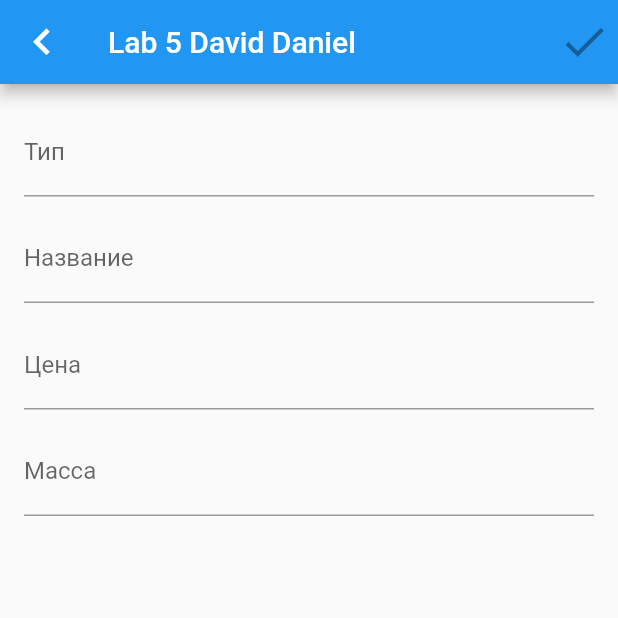
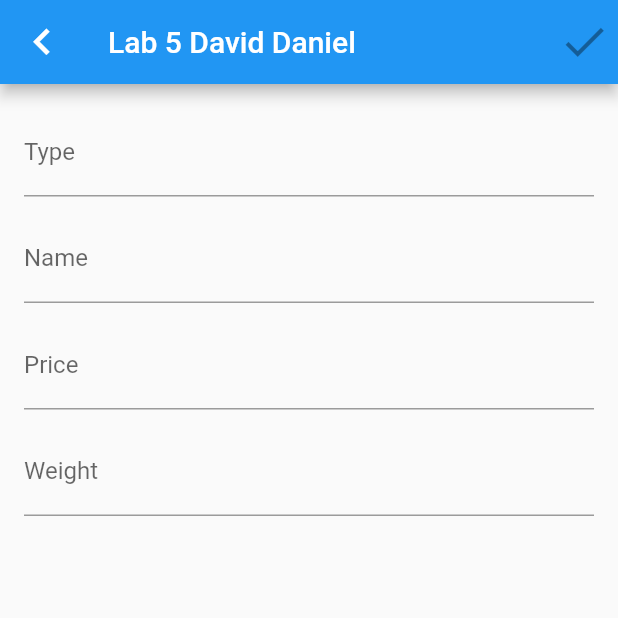
Before and after one commit to dayveedaniel/school_labs, a Flutter app: the Lab5 screen opened directly, after a tap on the "add" icon, on a phone screen of 412 x 824 dp, the top half of it. Run offline on Flutter 3.47's test engine with Material 2 defaults, Android fonts, the phone set to English and light mode, and no system bars; our stand-ins replace camera, geolocator, sqflite; accounts and stored records are empty.

Commit message:
push new labs

```diff
--- a/lib/labs/lab5/edit_screen.dart
+++ b/lib/labs/lab5/edit_screen.dart
@@ -81,26 +81,26 @@ class _EditScreenState extends State<EditScreen> {
             children: [
               TextFormField(
                 controller: _typeController,
-                decoration: const InputDecoration(labelText: 'Тип'),
+                decoration: const InputDecoration(labelText: 'Type'),
               ),
               const SizedBox(height: 12),
               TextFormField(
                 controller: _nameController,
-                decoration: const InputDecoration(labelText: 'Название'),
+                decoration: const InputDecoration(labelText: 'Name'),
               ),
               const SizedBox(height: 12),
               TextFormField(
                 controller: _priceController,
                 keyboardType:
                     const TextInputType.numberWithOptions(decimal: true),
-                decoration: const InputDecoration(labelText: 'Цена'),
+                decoration: const InputDecoration(labelText: 'Price'),
               ),
               const SizedBox(height: 12),
               TextFormField(
                 controller: _weightController,
                 keyboardType:
                     const TextInputType.numberWithOptions(decimal: true),
-                decoration: const InputDecoration(labelText: 'Масса'),
+                decoration: const InputDecoration(labelText: 'Weight'),
               ),
             ],
           ),
--- a/lib/labs/models/product_model.dart
+++ b/lib/labs/models/product_model.dart
@@ -15,7 +15,9 @@ class ProductModel {
   final double weight;
   final String filePath;
 
-  String get info => ('$kind, $title, $weight кг, $price ₽');
+  String get info => '$kind: $title';
+  String get subInfo => '$weight Kg, $price ₽';
+
 
   Map<String, dynamic> toMap() =>
      <String, dynamic>{
```
Also changed, not shown: lib/labs/lab5/camera_screen.dart (+4 -7 lines), lib/labs/lab5/lab5.dart (+9 -15 lines), 3 other files.
